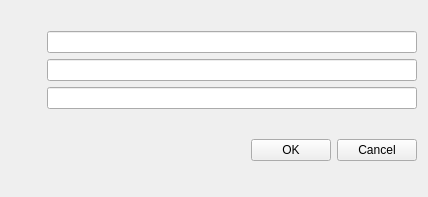
Above: Delivery Record/configure.ui from pengjianaixue/Delivery-Record before the change. Below: the same form after it.
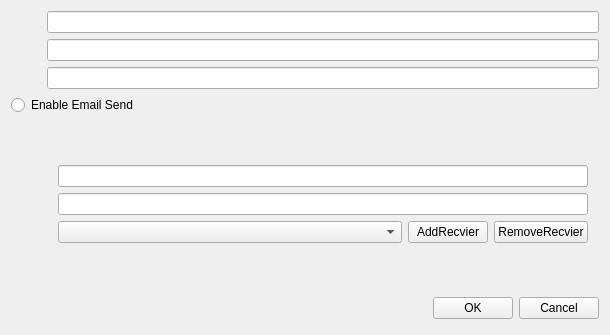
That is the form after the change. Icons and pictures are not drawn.

Commit message: Add Email send function

```diff
--- a/Delivery Record/configure.ui
+++ b/Delivery Record/configure.ui
@@ -6,18 +6,24 @@
    <rect>
     <x>0</x>
     <y>0</y>
-    <width>428</width>
-    <height>197</height>
+    <width>610</width>
+    <height>335</height>
    </rect>
   </property>
   <property name="windowTitle">
    <string>Configure</string>
   </property>
-  <layout class="QGridLayout" name="gridLayout">
+  <layout class="QGridLayout" name="gridLayout_2">
    <item row="0" column="0">
+    <layout class="QVBoxLayout" name="verticalLayout_7" stretch="9,1">
+     <item>
+      <layout class="QVBoxLayout" name="verticalLayout_6">
+       <item>
+        <layout class="QVBoxLayout" name="verticalLayout_4">
+         <item>
     <layout class="QHBoxLayout" name="horizontalLayout">
      <item>
-      <layout class="QVBoxLayout" name="verticalLayout">
+            <layout class="QVBoxLayout" name="verticalLayout_2">
        <item>
         <widget class="QLabel" name="Lable_username">
          <property name="minimumSize">
@@ -36,6 +42,12 @@
        </item>
        <item>
         <widget class="QLabel" name="Lable_password">
+               <property name="minimumSize">
+                <size>
+                 <width>30</width>
+                 <height>0</height>
+                </size>
+               </property>
          <property name="styleSheet">
           <string notr="true">image: url(:/DeliveryRecord/Resources/password normal.png);</string>
          </property>
@@ -46,6 +58,12 @@
        </item>
        <item>
         <widget class="QLabel" name="Lable_editsection">
+               <property name="minimumSize">
+                <size>
+                 <width>30</width>
+                 <height>0</height>
+                </size>
+               </property>
          <property name="styleSheet">
           <string notr="true">image: url(:/DeliveryRecord/Resources/section.png);</string>
          </property>
@@ -71,25 +89,167 @@
      </item>
     </layout>
    </item>
-   <item row="1" column="0">
-    <layout class="QHBoxLayout">
-     <property name="spacing">
-      <number>6</number>
-     </property>
-     <property name="leftMargin">
-      <number>0</number>
-     </property>
-     <property name="topMargin">
-      <number>0</number>
-     </property>
-     <property name="rightMargin">
-      <number>0</number>
-     </property>
-     <property name="bottomMargin">
-      <number>0</number>
-     </property>
+         <item>
+          <widget class="QRadioButton" name="radioButton_enableSendEmail">
+           <property name="text">
+            <string>Enable Email Send</string>
+           </property>
+           <property name="icon">
+            <iconset resource="deliveryrecord.qrc">
+             <normaloff>:/DeliveryRecord/Resources/email_send.png</normaloff>:/DeliveryRecord/Resources/email_send.png</iconset>
+           </property>
+           <property name="checkable">
+            <bool>true</bool>
+           </property>
+           <property name="checked">
+            <bool>false</bool>
+           </property>
+          </widget>
+         </item>
+        </layout>
+       </item>
+       <item>
+        <widget class="QWidget" name="widget_email" native="true">
+         <layout class="QGridLayout" name="gridLayout">
+          <item row="0" column="0">
+           <layout class="QHBoxLayout" name="horizontalLayout_2">
+            <item>
+             <layout class="QVBoxLayout" name="verticalLayout">
+              <item>
+               <widget class="QLabel" name="Lable_email_sender">
+                <property name="minimumSize">
+                 <size>
+                  <width>30</width>
+                  <height>0</height>
+                 </size>
+                </property>
+                <property name="styleSheet">
+                 <string notr="true">image: url(:/DeliveryRecord/Resources/email_account_suser.png);</string>
+                </property>
+                <property name="text">
+                 <string/>
+                </property>
+               </widget>
+              </item>
      <item>
-      <spacer>
+               <widget class="QLabel" name="Lable_editsection_DelieveryComments">
+                <property name="minimumSize">
+                 <size>
+                  <width>30</width>
+                  <height>0</height>
+                 </size>
+                </property>
+                <property name="styleSheet">
+                 <string notr="true">image: url(:/DeliveryRecord/Resources/comments.png);</string>
+                </property>
+                <property name="text">
+                 <string/>
+                </property>
+               </widget>
+              </item>
+              <item>
+               <widget class="QLabel" name="Lable_editsection_EmailRecviers">
+                <property name="sizePolicy">
+                 <sizepolicy hsizetype="Minimum" vsizetype="Preferred">
+                  <horstretch>0</horstretch>
+                  <verstretch>0</verstretch>
+                 </sizepolicy>
+                </property>
+                <property name="minimumSize">
+                 <size>
+                  <width>30</width>
+                  <height>0</height>
+                 </size>
+                </property>
+                <property name="styleSheet">
+                 <string notr="true">image: url(:/DeliveryRecord/Resources/Email Connect.png);</string>
+                </property>
+                <property name="text">
+                 <string/>
+                </property>
+               </widget>
+              </item>
+             </layout>
+            </item>
+            <item>
+             <layout class="QVBoxLayout" name="verticalLayout_8" stretch="6,3">
+              <item>
+               <layout class="QVBoxLayout" name="verticalLayout_5">
+                <item>
+                 <widget class="QLineEdit" name="lineEdit_emailsender"/>
+                </item>
+                <item>
+                 <widget class="QLineEdit" name="lineEdit_emailcomments"/>
+                </item>
+               </layout>
+              </item>
+              <item>
+               <layout class="QHBoxLayout" name="horizontalLayout_5" stretch="8,1,1">
+                <item>
+                 <widget class="QComboBox" name="comboBox_emailrecviers">
+                  <property name="sizePolicy">
+                   <sizepolicy hsizetype="Preferred" vsizetype="Fixed">
+                    <horstretch>0</horstretch>
+                    <verstretch>0</verstretch>
+                   </sizepolicy>
+                  </property>
+                 </widget>
+                </item>
+                <item>
+                 <widget class="QPushButton" name="pushButton_addEmailRecvier">
+                  <property name="sizePolicy">
+                   <sizepolicy hsizetype="Preferred" vsizetype="Fixed">
+                    <horstretch>0</horstretch>
+                    <verstretch>0</verstretch>
+                   </sizepolicy>
+                  </property>
+                  <property name="styleSheet">
+                   <string notr="true"/>
+                  </property>
+                  <property name="text">
+                   <string>AddRecvier</string>
+                  </property>
+                  <property name="icon">
+                   <iconset resource="deliveryrecord.qrc">
+                    <normaloff>:/DeliveryRecord/Resources/add.png</normaloff>:/DeliveryRecord/Resources/add.png</iconset>
+                  </property>
+                 </widget>
+                </item>
+                <item>
+                 <widget class="QPushButton" name="pushButton_removeEmailRecvier">
+                  <property name="sizePolicy">
+                   <sizepolicy hsizetype="Preferred" vsizetype="Fixed">
+                    <horstretch>0</horstretch>
+                    <verstretch>0</verstretch>
+                   </sizepolicy>
+                  </property>
+                  <property name="styleSheet">
+                   <string notr="true"/>
+                  </property>
+                  <property name="text">
+                   <string>RemoveRecvier</string>
+                  </property>
+                  <property name="icon">
+                   <iconset resource="deliveryrecord.qrc">
+                    <normaloff>:/DeliveryRecord/Resources/remove.png</normaloff>:/DeliveryRecord/Resources/remove.png</iconset>
+                  </property>
+                 </widget>
+                </item>
+               </layout>
+              </item>
+             </layout>
+            </item>
+           </layout>
+          </item>
+         </layout>
+        </widget>
+       </item>
+      </layout>
+     </item>
+     <item>
+      <layout class="QHBoxLayout" name="horizontalLayout_3">
+       <item>
+        <spacer name="spacer">
        <property name="orientation">
         <enum>Qt::Horizontal</enum>
        </property>
@@ -114,6 +274,8 @@
         <string>Cancel</string>
        </property>
       </widget>
+       </item>
+      </layout>
      </item>
     </layout>
    </item>
```
Lines whose indentation alone changed are shown as unchanged. The commit also changes 13 other files.
